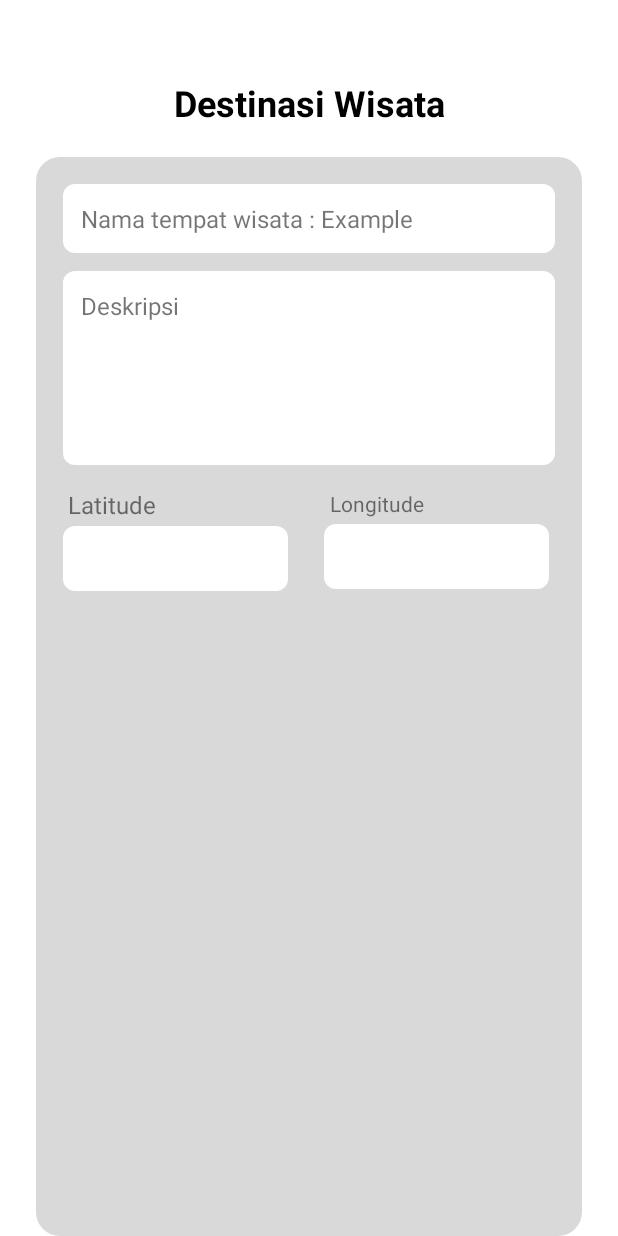
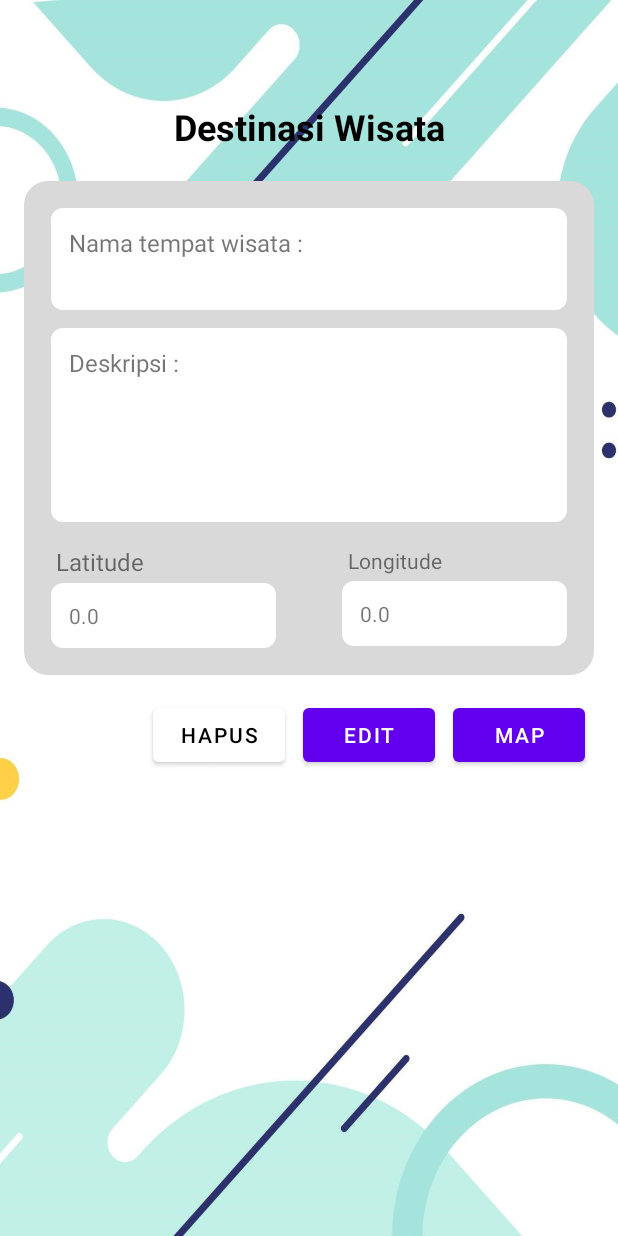
Before and after one commit to dafalagi/Tubes_AKB, an Android app: the DetailActivity screen opened directly, with no data from a screen before it, on a phone screen of 412 x 824 dp. Run offline under Robolectric (Android 15) with nearby library versions, the phone set to English and light mode, and no system bars.

Commit message:
Update 2 04/08/2022

```diff
--- a/app/src/main/java/com/example/tubes_akb/AddActivity.java
+++ b/app/src/main/java/com/example/tubes_akb/AddActivity.java
@@ -73,6 +73,8 @@ public class AddActivity extends AppCompatActivity {
                         public void DataIsInserted() {
                             Toast.makeText(AddActivity.this, "Data berhasil dimasukkan!",
                                     Toast.LENGTH_SHORT).show();
+                            finish();
+                            return;
                         }
 
                         @Override
--- a/app/src/main/java/com/example/tubes_akb/DetailActivity.java
+++ b/app/src/main/java/com/example/tubes_akb/DetailActivity.java
@@ -2,13 +2,71 @@ package com.example.tubes_akb;
 
 import androidx.appcompat.app.AppCompatActivity;
 
+import android.content.Intent;
 import android.os.Bundle;
+import android.view.View;
+import android.widget.Button;
+import android.widget.TextView;
 
 public class DetailActivity extends AppCompatActivity {
+    private String key;
+    private String title;
+    private String description;
+    private double latitude;
+    private double longitude;
+
+    TextView titletxt;
+    TextView descriptiontxt;
+    TextView latitudetxt;
+    TextView longitudetxt;
 
     @Override
     protected void onCreate(Bundle savedInstanceState) {
         super.onCreate(savedInstanceState);
         setContentView(R.layout.activity_detail);
+
+        key = getIntent().getStringExtra("key");
+        title = getIntent().getStringExtra("title");
+        description = getIntent().getStringExtra("description");
+        latitude = getIntent().getDoubleExtra("latitude", 0);
+        longitude = getIntent().getDoubleExtra("longitude", 0);
+
+        titletxt = (TextView) findViewById(R.id.NamaTempatTxt);
+        descriptiontxt = (TextView) findViewById(R.id.DeskripsiTxt);
+        latitudetxt = (TextView) findViewById(R.id.LatitudeTxt);
+        longitudetxt = (TextView) findViewById(R.id.LongitudeTxt);
+
+        titletxt.setText(title);
+        descriptiontxt.setText(description);
+        latitudetxt.setText(String.valueOf(latitude));
+        longitudetxt.setText(String.valueOf(longitude));
+
+        Button editbtn = findViewById(R.id.btnEdit);
+        editbtn.setOnClickListener(new View.OnClickListener() {
+            @Override
+            public void onClick(View v) {
+                Intent intent = new Intent(DetailActivity.this, EditActivity.class);
+                startActivity(intent);
+            }
+        });
+
+        Button deletebtn = findViewById(R.id.btnHapus);
+        editbtn.setOnClickListener(new View.OnClickListener() {
+            @Override
+            public void onClick(View v) {
+            }
+        });
+
+        Button mapbtn = findViewById(R.id.btnMap);
+        mapbtn.setOnClickListener(new View.OnClickListener() {
+            @Override
+            public void onClick(View v) {
+                Intent intent = new Intent(DetailActivity.this, MapsActivity.class);
+                intent.putExtra("title", title);
+                intent.putExtra("latitude", latitude);
+                intent.putExtra("longitude", longitude);
+                startActivity(intent);
+            }
+        });
     }
 }
--- a/app/src/main/res/layout/activity_add.xml
+++ b/app/src/main/res/layout/activity_add.xml
@@ -5,7 +5,7 @@
     android:layout_width="match_parent"
     android:layout_height="match_parent"
     tools:context=".AddActivity"
-    android:orientation="vertical">
+    android:background="@drawable/flat_bg">
     <TextView
         android:id="@+id/Header"
         android:layout_width="match_parent"
--- a/app/src/main/res/layout/activity_detail.xml
+++ b/app/src/main/res/layout/activity_detail.xml
@@ -4,7 +4,9 @@
     xmlns:tools="http://schemas.android.com/tools"
     android:layout_width="match_parent"
     android:layout_height="match_parent"
-    tools:context=".DetailActivity">
+    tools:context=".DetailActivity"
+    android:padding="16dp"
+    android:background="@drawable/flat_bg">
     <TextView
         android:id="@+id/HeaderDW"
         android:layout_width="match_parent"
@@ -21,9 +23,9 @@
     <RelativeLayout
         android:id="@+id/BodyDetail"
         android:layout_width="match_parent"
-        android:layout_height="match_parent"
+        android:layout_height="wrap_content"
         android:layout_below="@id/HeaderDW"
-        android:layout_marginHorizontal="24dp"
+        android:layout_marginBottom="16dp"
         android:background="@drawable/rounded_corner3"
         android:padding="12dp">
 
@@ -46,7 +48,7 @@
                 android:id="@+id/NamaTempatTxt"
                 android:layout_width="wrap_content"
                 android:layout_height="wrap_content"
-                android:layout_toRightOf="@id/NamaTempat"
+                android:layout_below="@id/NamaTempat"
                 android:text="Example"
                 android:textSize="16dp" />
         </RelativeLayout>
@@ -64,13 +66,15 @@
                 android:id="@+id/Deskripsi"
                 android:layout_width="match_parent"
                 android:layout_height="wrap_content"
-                android:text="Deskripsi"
+                android:text="Deskripsi :"
                 android:textSize="16dp" />
 
             <TextView
+                android:id="@+id/DeskripsiTxt"
                 android:layout_width="match_parent"
                 android:layout_height="wrap_content"
                 android:layout_below="@id/Deskripsi"
+                android:text="Example"
                 android:lines="5" />
         </RelativeLayout>
 
@@ -80,7 +84,9 @@
             android:layout_height="wrap_content"
             android:layout_below="@id/Section2"
             android:layout_margin="6dp">
-
+            <RelativeLayout
+                android:layout_width="wrap_content"
+                android:layout_height="wrap_content">
                 <TextView
                     android:id="@+id/Latitude"
                     android:layout_width="150dp"
@@ -96,14 +102,16 @@
                     android:layout_below="@id/Latitude"
                     android:background="@drawable/rounded_corner"
                     android:padding="12dp"
-                android:text="" />
-
+                    android:text=""/>
+            </RelativeLayout>
+            <RelativeLayout
+                android:layout_width="wrap_content"
+                android:layout_height="wrap_content"
+                android:layout_alignParentRight="true">
                 <TextView
                     android:id="@+id/Longitude"
                     android:layout_width="150dp"
                     android:layout_height="wrap_content"
-                android:layout_marginLeft="24dp"
-                android:layout_toRightOf="@id/Latitude"
                     android:padding="4dp"
                     android:text="Longitude" />
 
@@ -112,11 +120,41 @@
                     android:layout_width="150dp"
                     android:layout_height="wrap_content"
                     android:layout_below="@id/Longitude"
-                android:layout_marginLeft="24dp"
-                android:layout_toRightOf="@id/LatitudeTxt"
                     android:background="@drawable/rounded_corner"
                     android:padding="12dp"
                     android:text="" />
             </RelativeLayout>
         </RelativeLayout>
     </RelativeLayout>
+    <Button
+        android:id="@+id/btnMap"
+        android:layout_width="wrap_content"
+        android:layout_height="wrap_content"
+        android:layout_below="@id/BodyDetail"
+        android:layout_marginHorizontal="6dp"
+        android:layout_alignParentRight="true"
+        android:text="Map"/>
+    <Button
+        android:id="@+id/btnEdit"
+        android:layout_width="wrap_content"
+        android:layout_height="wrap_content"
+        android:layout_below="@id/BodyDetail"
+        android:layout_toLeftOf="@id/btnMap"
+        android:layout_marginHorizontal="6dp"
+        android:text="Edit"/>
+
+    <Button
+        android:id="@+id/btnHapus"
+        android:layout_width="wrap_content"
+        android:layout_height="wrap_content"
+        android:layout_below="@id/BodyDetail"
+        android:layout_marginHorizontal="6dp"
+        android:layout_toLeftOf="@id/btnEdit"
+        android:backgroundTint="@color/white"
+        android:text="Hapus"
+        android:textColor="@color/black"
+        />
+</RelativeLayout>
+    <!--Nama : Saeful Anwar Oktariansah-->
+    <!--NIM  : 10119094-->
+    <!--Kelas: IF-3-->
--- a/app/src/main/res/values/colors.xml
+++ b/app/src/main/res/values/colors.xml
@@ -7,4 +7,5 @@
     <color name="teal_700">#FF018786</color>
     <color name="black">#FF000000</color>
     <color name="white">#FFFFFFFF</color>
+    <color name="clor_btnprimary">#191970</color>
 </resources>
```
Also changed, not shown: app/src/main/java/com/example/tubes_akb/AdapterDestinasi.java (+12 -4 lines), app/src/main/java/com/example/tubes_akb/MapsActivity.java (+11 -3 lines), app/src/main/res/layout/activity_edit.xml (+2 -14 lines), app/src/main/res/layout/card_destinasi.xml (+12 -0 lines). Lines whose indentation alone changed are shown as unchanged.
